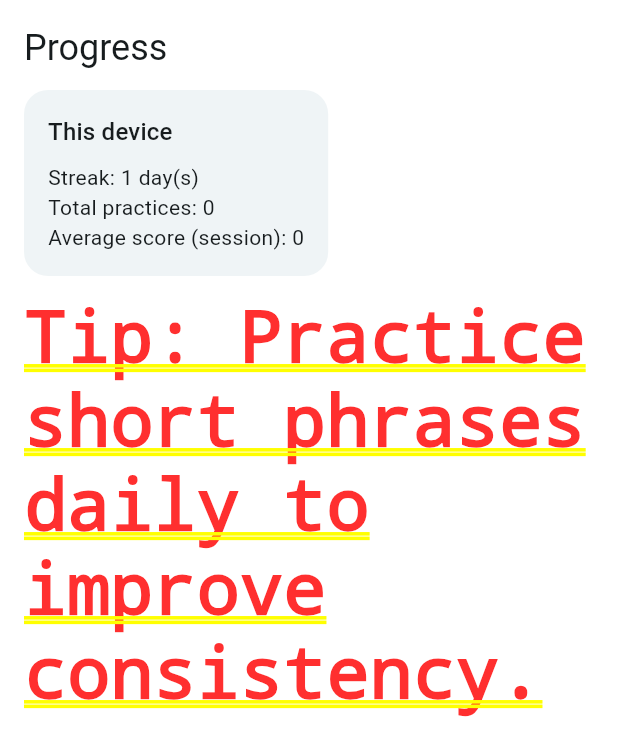
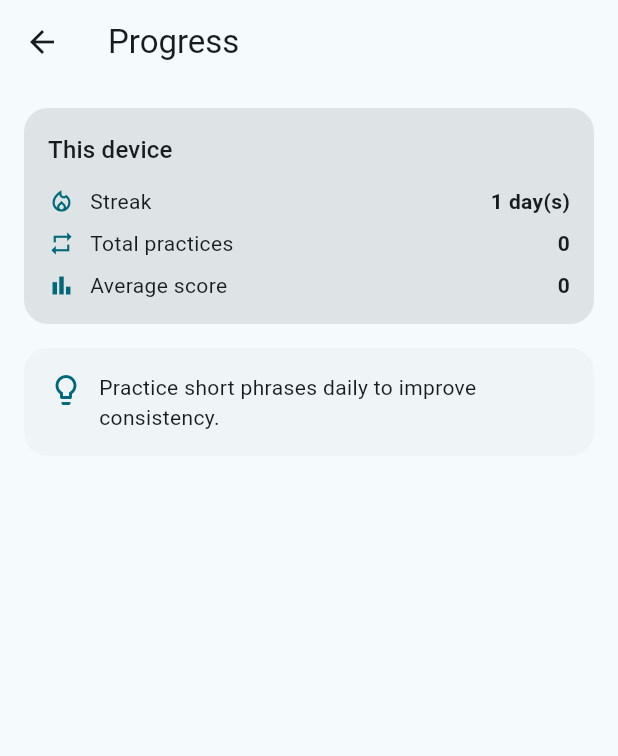
Before and after one commit to veer1e/SpeakSmart.Prototype, a Flutter app: the ProgressScreen screen opened by its route, on a phone screen of 412 x 824 dp. Shown: the top 756 px of the screen. Run offline on Flutter 3.47's test engine with Material 3 defaults, Android fonts, the light colour scheme and no system bars; our stand-ins replace flutter_tts, permission_handler, shared_preferences, speech_to_text; missing offline and left inert: noise_meter; accounts and stored records are empty.

Commit message:
Adjusted UI of the progress screen to match the design of the feedback screen, including a new card style and layout for the main stats and tips.

```diff
--- a/lib/features/progress/presentation/progress_screen.dart
+++ b/lib/features/progress/presentation/progress_screen.dart
@@ -9,33 +9,118 @@ class ProgressScreen extends StatelessWidget {
   @override
   Widget build(BuildContext context) {
     final env = context.watch<EnvironmentController>();
+    final scheme = Theme.of(context).colorScheme;
 
-    return SingleChildScrollView(
+    return Scaffold(
+      appBar: AppBar(
+        title: const Text('Progress'),
+      ),
+      body: SafeArea(
+        child: SingleChildScrollView(
           padding: const EdgeInsets.all(16),
           child: Column(
             crossAxisAlignment: CrossAxisAlignment.start,
             children: [
-          Text('Progress', style: Theme.of(context).textTheme.headlineSmall),
-          const SizedBox(height: 12),
+
               Card(
+                elevation: 0,
+                color: scheme.surfaceContainerHighest,
+                shape: RoundedRectangleBorder(
+                  borderRadius: BorderRadius.circular(16),
+                ),
                 child: Padding(
                   padding: const EdgeInsets.all(16),
                   child: Column(
                     crossAxisAlignment: CrossAxisAlignment.start,
                     children: [
-                  Text('This device', style: Theme.of(context).textTheme.titleMedium),
+                      Text(
+                        'This device',
+                        style: Theme.of(context).textTheme.titleMedium,
+                      ),
+                      const SizedBox(height: 12),
+
+                      _statRow(
+                        context,
+                        icon: Icons.local_fire_department_outlined,
+                        label: 'Streak',
+                        value: '${env.streakDays} day(s)',
+                      ),
                       const SizedBox(height: 8),
-                  Text('Streak: ${env.streakDays} day(s)'),
-                  Text('Total practices: ${env.totalPractices}'),
-                  Text('Average score (session): ${env.averageScore.toStringAsFixed(0)}'),
+
+                      _statRow(
+                        context,
+                        icon: Icons.repeat,
+                        label: 'Total practices',
+                        value: '${env.totalPractices}',
+                      ),
+                      const SizedBox(height: 8),
+
+                      _statRow(
+                        context,
+                        icon: Icons.bar_chart,
+                        label: 'Average score',
+                        value: '${env.averageScore.toStringAsFixed(0)}',
+                      ),
                     ],
                   ),
                 ),
               ),
-          const SizedBox(height: 12),
-          const Text('Tip: Practice short phrases daily to improve consistency.'),
+
+              const SizedBox(height: 16),
+
+
+              Card(
+                elevation: 0,
+                shape: RoundedRectangleBorder(
+                  borderRadius: BorderRadius.circular(16),
+                ),
+                child: Padding(
+                  padding: const EdgeInsets.all(16),
+                  child: Row(
+                    crossAxisAlignment: CrossAxisAlignment.start,
+                    children: [
+                      Icon(
+                        Icons.lightbulb_outline,
+                        color: scheme.primary,
+                      ),
+                      const SizedBox(width: 10),
+                      Expanded(
+                        child: Text(
+                          'Practice short phrases daily to improve consistency.',
+                          style: Theme.of(context).textTheme.bodyMedium,
+                        ),
+                      ),
                     ],
+                  ),
+                ),
+              ),
+            ],
+          ),
+        ),
       ),
     );
   }
+
+  Widget _statRow(
+    BuildContext context, {
+    required IconData icon,
+    required String label,
+    required String value,
+  }) {
+    final scheme = Theme.of(context).colorScheme;
+
+    return Row(
+      children: [
+        Icon(icon, size: 18, color: scheme.primary),
+        const SizedBox(width: 10),
+        Expanded(
+          child: Text(label),
+        ),
+        Text(
+          value,
+          style: const TextStyle(fontWeight: FontWeight.w600),
+        ),
+      ],
+    );
   }
+}
```
Lines whose indentation alone changed are shown as unchanged.
